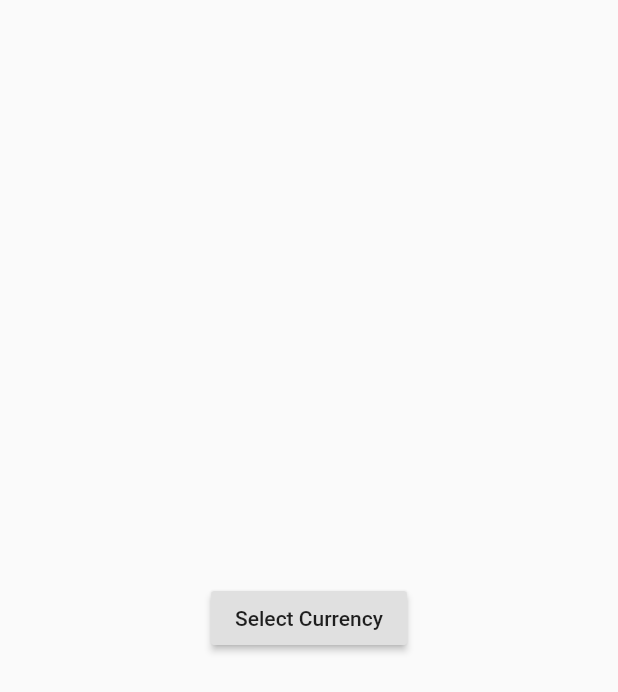
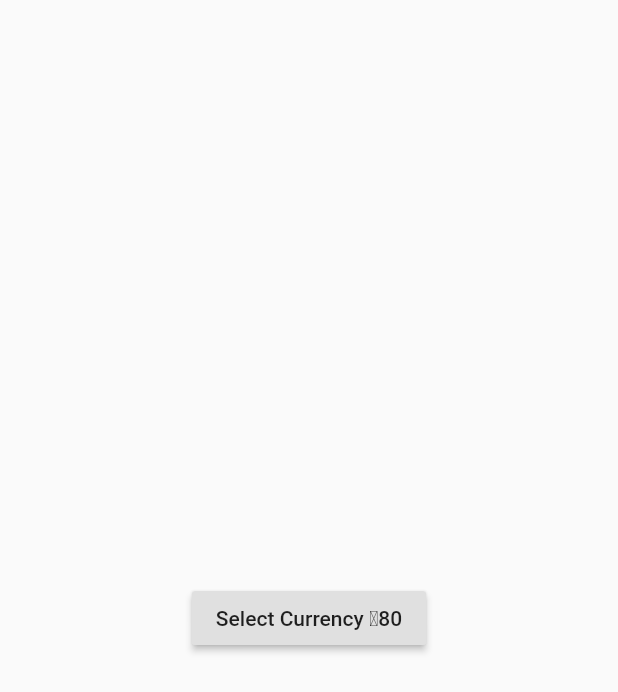
Before and after one commit to imujtaba8488/package_country_currency_chooser, a Flutter app: the CurrencyChooserDialog widget shown alone on an empty page, opened directly, after a tap on "Afghanistan", on a phone screen of 412 x 824 dp. Shown: the top 692 px of the screen. Run offline on Flutter 3.47's test engine with Material 2 defaults, Android fonts, the phone set to English and light mode, and no system bars.

Commit message:
Added the intl dependency to show currency symbols. Incorporated the changes in CountryList component and CurrencyChooserDialog widget. ** Breaking Change ** Add two more values to selectedCurrency callback

```diff
--- a/Notes/before_publishing.txt
+++ b/Notes/before_publishing.txt
@@ -1,4 +1,4 @@
 [IMPORTANT] WHEN PUBLISHING THE PACKAGE ENSURE THE FOLLOWING THINGS:-
 - Always update the example dart.
-- In countries.util uncomment 'package:"assets/flag"'
+- In countries.util uncomment 'package:"country_currency_chooser"'
 - Ensure to format all documents.
--- a/lib/main.dart
+++ b/lib/main.dart
@@ -40,9 +40,10 @@ class Homepage extends StatelessWidget {
               interfaceColor: Colors.blue,
               dialogStretch: DialogStretch.max,
               // showCurrencyCodes: false,
+              showCurrencySymbol: true,
             ),
           ),
-          child: Text('Select Currency'),
+          child: Text('Select Currency \u008380'),
         ),
       ),
     );
--- a/lib/src/components/country_list.dart
+++ b/lib/src/components/country_list.dart
@@ -10,6 +10,7 @@ class CountryList extends StatefulWidget {
   final Color interfaceColor;
   final bool showListDividers;
   final bool showCurrencyCodes;
+  final bool showCurrencySymbol;
   final Function onItemSelected;
   final Alignment pullToStartFloatingButtonPlacement;
   final Color pullToStartFloatingButtonColor;
@@ -21,6 +22,7 @@ class CountryList extends StatefulWidget {
     this.interfaceColor,
     this.showListDividers = true,
     this.showCurrencyCodes = true,
+    this.showCurrencySymbol = false,
     this.onItemSelected,
     this.pullToStartFloatingButtonPlacement = Alignment.bottomRight,
     this.pullToStartFloatingButtonColor = Colors.green,
@@ -88,6 +90,19 @@ class _CountryListState extends State<CountryList> {
                     style: TextStyle(color: widget.interfaceColor),
                   ),
                 ),
+                widget.showCurrencySymbol
+                    ? Expanded(
+                        child: Align(
+                          alignment: Alignment.centerRight,
+                          child: Text(
+                            widget.countries[index].currencySymbol,
+                            style: TextStyle(
+                              color: widget.interfaceColor,
+                            ),
+                          ),
+                        ),
+                      )
+                    : Container(),
                 widget.showCurrencyCodes
                     ? Expanded(
                         child: Align(
--- a/lib/src/models/country.dart
+++ b/lib/src/models/country.dart
@@ -1,3 +1,5 @@
+import 'package:intl/intl.dart';
+
 class Country {
   final String name;
   final String isoCode;
@@ -29,4 +31,7 @@ class Country {
         continent: map['continent'],
         capital: map['capital'],
       );
+
+  String get currencySymbol =>
+      NumberFormat().simpleCurrencySymbol(currencyCode);
 }
--- a/lib/src/models/country_utils.dart
+++ b/lib/src/models/country_utils.dart
@@ -24,7 +24,7 @@ class CountryUtils {
       height: 20.0,
       width: 30.0,
       fit: BoxFit.fill,
-      package: "country_currency_chooser",
+      // package: "country_currency_chooser",
     );
   }
 
--- a/lib/src/widgets/currency_chooser_dialog.dart
+++ b/lib/src/widgets/currency_chooser_dialog.dart
@@ -7,7 +7,12 @@ import '../models/country.dart';
 import '../models/country_utils.dart';
 
 /// Signature of the callback that is fired when a currency is selected on the currency chooser dialog.
-typedef CurrencySelector = void Function(Widget flag, String currencyCode);
+typedef CurrencySelector = void Function(
+  Widget flag,
+  String currencyCode,
+  String currencySymbol,
+  String countryName,
+);
 
 /// A simple yet powerful, elegant, customizable, and efficient currency chooser dialog with search support. Selecting a currency in the dialog fires a callback which returns the country flag along with the currency code of the country.
 class CurrencyChooserDialog extends StatefulWidget {
@@ -23,8 +28,11 @@ class CurrencyChooserDialog extends StatefulWidget {
   /// Whether to show dividers or not.
   final bool showListDividers;
 
-  /// Whether to currency code or not.
+  /// Whether to show currency code or not.
   final bool showCurrencyCodes;
+
+  /// Whether to show currency symbol or not.
+  final bool showCurrencySymbol;
 
   /// The background color of the dialog.
   final Color backgroundColor;
@@ -65,6 +73,7 @@ class CurrencyChooserDialog extends StatefulWidget {
     this.showPullToStartFloatingButton = true,
     this.showListDividers = true,
     this.showCurrencyCodes = true,
+    this.showCurrencySymbol = false,
     this.backgroundColor = Colors.white,
     this.interfaceColor = Colors.black,
     this.borderColor = Colors.white,
@@ -178,6 +187,7 @@ class _CurrencyChooserDialogState extends State<CurrencyChooserDialog>
                   onItemSelected: _onItemSelected,
                   flagDecoration: widget.flagDecoration,
                   showCurrencyCodes: widget.showCurrencyCodes,
+                  showCurrencySymbol: widget.showCurrencySymbol,
                   showFlags: widget.showFlags,
                   showListDividers: widget.showListDividers,
                   pullToStartFloatingButtonPlacement:
@@ -198,6 +208,8 @@ class _CurrencyChooserDialogState extends State<CurrencyChooserDialog>
       widget.selectedCurrency(
         CountryUtils.getDefaultFlagImage(_countries[index]),
         _countries[index].currencyCode,
+        _countries[index].currencyName,
+        _countries[index].name,
       );
     }
 
--- a/pubspec.yaml
+++ b/pubspec.yaml
@@ -1,6 +1,6 @@
 name: country_currency_chooser
 description: A simple yet powerful, elegant, customizable, and efficient currency chooser dialog with search support.
-version: 0.1.3+5
+version: 0.1.4
 homepage: https://twitter.com/imujtaba8488
 repository: https://github.com/imujtaba8488/package_country_currency_chooser.git
 issue_tracker: https://github.com/imujtaba8488/package_country_currency_chooser/issues
@@ -11,6 +11,7 @@ environment:
 dependencies:
   flutter:
     sdk: flutter
+  intl: ^0.16.1
 
 dev_dependencies:
   flutter_test:
```
Also changed, not shown: pubspec.lock, 1 other file.
